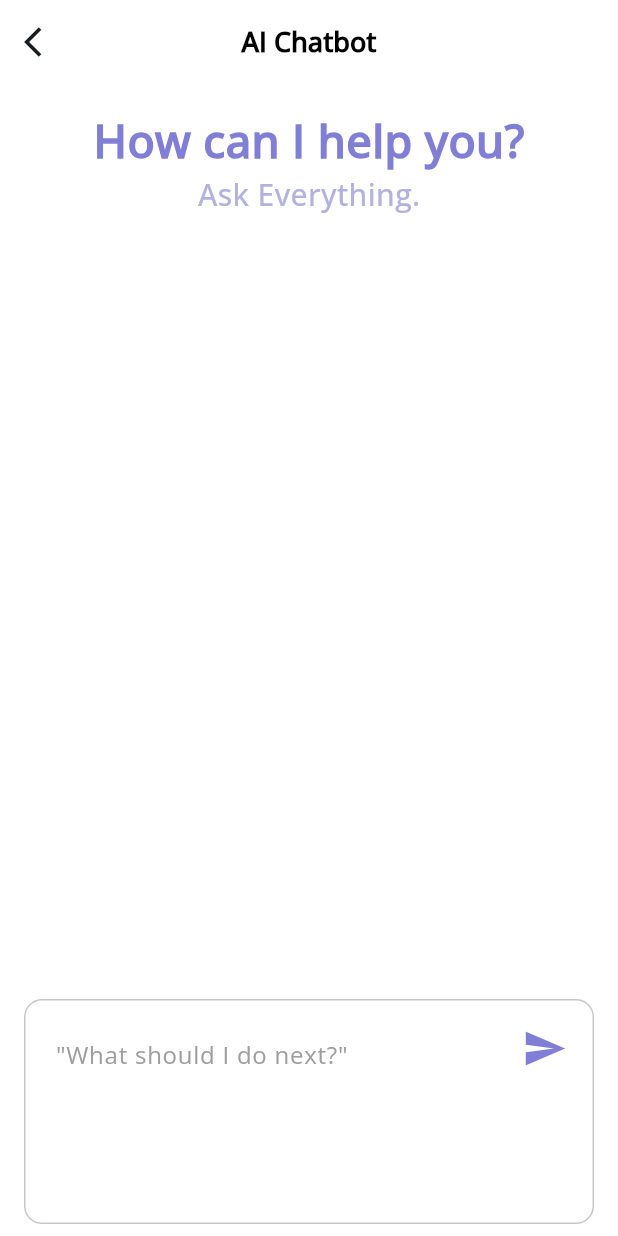
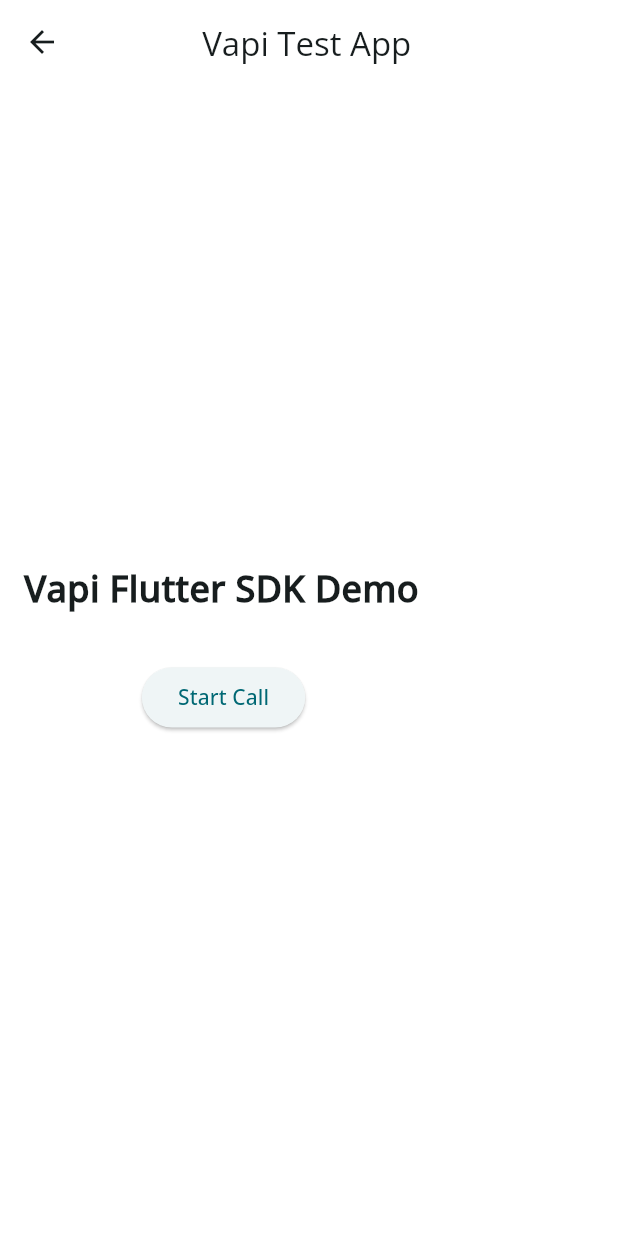
Before and after one commit to joon363/SF10x-Dignifi, a Flutter app: the screen it shows after launch, after a tap on the "phone" icon, on a phone screen of 412 x 824 dp. Run offline on Flutter 3.47's test engine with Material 3 defaults, Android fonts, the phone set to English and light mode, and no system bars; our stand-ins replace flutter_markdown, flutter_svg; missing offline and left inert: vapi.

Commit message:
Successfully Added Vapi Integration

```diff
--- a/lib/main.dart
+++ b/lib/main.dart
@@ -3,8 +3,12 @@
 import 'theme.dart';
 import 'screens/homeScreen.dart';
 import '/viewModels/taskViewModel.dart';
+import 'package:vapi/vapi.dart';
 
-void main() => runApp(MyApp());
+void main() async{
+  await VapiClient.platformInitialized.future;
+  runApp(MyApp());
+}
 
 class MyApp extends StatelessWidget {
   const MyApp({super.key});
--- a/lib/screens/homeScreen.dart
+++ b/lib/screens/homeScreen.dart
@@ -3,6 +3,7 @@
 import 'package:provider/provider.dart';
 import 'package:reentry/models/taskModel.dart';
 import 'package:reentry/screens/chatbotScreen.dart';
+import 'package:reentry/screens/phoneCallScreen.dart';
 import 'package:reentry/viewModels/taskViewModel.dart';
 import 'package:reentry/screens/playbookDetailScreen.dart';
 import '../theme.dart';
@@ -365,10 +366,17 @@
         IconButton(
           icon: Icon(icon, color: primaryColor, size: 30,),
           onPressed: () {
-            Navigator.push(
-              context,
-              MaterialPageRoute(builder: (_) => ChatbotScreen()),
-            );
+            if(index==0) {
+              Navigator.push(
+                context,
+                MaterialPageRoute(builder: (_) => ChatbotScreen()),
+              );
+            } else if (index==1) {
+              Navigator.push(
+                context,
+                MaterialPageRoute(builder: (_) => PhoneCallScreen()),
+              );
+            }
           },
         ),
         Text(
--- /dev/null
+++ b/lib/screens/phoneCallScreen.dart
@@ -0,0 +1,162 @@
+import 'package:flutter/material.dart';
+import 'package:vapi/vapi.dart';
+
+
+class PhoneCallScreen extends StatefulWidget {
+  const PhoneCallScreen({super.key});
+
+  @override
+  State<PhoneCallScreen> createState() => _PhoneCallScreenState();
+}
+
+class _PhoneCallScreenState extends State<PhoneCallScreen> {
+  String buttonText = 'Start Call';
+  bool isLoading = false;
+  bool isCallStarted = false;
+
+  VapiClient? vapiClient;
+  VapiCall? currentCall;
+
+  @override
+  void initState() {
+    super.initState();
+  }
+
+  void _handleCallEvents(VapiEvent event) {
+    if (event.label == "call-start") {
+      setState(() {
+        buttonText = 'End Call';
+        isLoading = false;
+        isCallStarted = true;
+      });
+      debugPrint('call started');
+    }
+    if (event.label == "call-end") {
+      setState(() {
+        buttonText = 'Start Call';
+        isLoading = false;
+        isCallStarted = false;
+        currentCall = null;
+      });
+      debugPrint('call ended');
+    }
+    if (event.label == "message") {
+      debugPrint('Message: ${event.value}');
+    }
+  }
+
+  Future<void> _onButtonPressed() async {
+    setState(() {
+      buttonText = 'Loading...';
+      isLoading = true;
+    });
+
+    try {
+      // Initialize client if not already done
+      // The factory automatically selects the appropriate platform implementation
+      vapiClient ??= VapiClient("d2a6dd5e-35c7-4607-84c2-50c9c1713cdc");
+
+      if (!isCallStarted) {
+        // Start a new call using assistant ID
+        final call = await vapiClient!
+            .start(assistantId: "336aed3a-fd7d-497a-a2de-a8e7b0c8c48b");
+
+        currentCall = call;
+        call.onEvent.listen(_handleCallEvents);
+      } else {
+        // End the current call
+        await currentCall?.stop();
+      }
+    } catch (e) {
+      debugPrint('Error: $e');
+      setState(() {
+        buttonText = 'Start Call';
+        isLoading = false;
+      });
+
+      // Show error dialog
+      if (mounted) {
+        showDialog(
+          context: context,
+          builder: (context) => AlertDialog(
+            title: const Text('Error'),
+            content: Text('Failed to start call: $e'),
+            actions: [
+              TextButton(
+                onPressed: () => Navigator.of(context).pop(),
+                child: const Text('OK'),
+              ),
+            ],
+          ),
+        );
+      }
+    }
+  }
+
+  @override
+  Widget build(BuildContext context) {
+    return Scaffold(
+      appBar: AppBar(
+        title: const SelectableText('Vapi Test App'),
+      ),
+      body: Padding(
+        padding: const EdgeInsets.all(16.0),
+        child: Column(
+          mainAxisAlignment: MainAxisAlignment.center,
+          children: [
+            const SelectableText(
+              'Vapi Flutter SDK Demo',
+              style: TextStyle(fontSize: 24, fontWeight: FontWeight.bold),
+            ),
+            const SizedBox(height: 32),
+            ElevatedButton(
+              onPressed: isLoading ? null : _onButtonPressed,
+              child: Text(buttonText),
+            ),
+            const SizedBox(height: 16),
+            if (currentCall != null) ...[
+              Text('Call Status: ${currentCall!.status}'),
+              const SizedBox(height: 8),
+              Text('Call ID: ${currentCall!.id}'),
+              const SizedBox(height: 8),
+              Text('Assistant ID: ${currentCall!.assistantId}'),
+              const SizedBox(height: 16),
+              Row(
+                mainAxisAlignment: MainAxisAlignment.spaceEvenly,
+                children: [
+                  ElevatedButton(
+                    onPressed: () {
+                      final isMuted = currentCall!.isMuted;
+                      currentCall!.setMuted(!isMuted);
+                      setState(() {}); // Refresh to update mute status
+                    },
+                    child: Text(currentCall!.isMuted ? 'Unmute' : 'Mute'),
+                  ),
+                  ElevatedButton(
+                    onPressed: () async {
+                      await currentCall!.send({
+                        'type': 'add-message',
+                        'message': {
+                          'role': 'system',
+                          'content': 'The user pressed a button!'
+                        }
+                      });
+                    },
+                    child: const Text('Send Message'),
+                  ),
+                ],
+              ),
+            ],
+          ],
+        ),
+      ),
+    );
+  }
+
+  @override
+  void dispose() {
+    currentCall?.dispose();
+    vapiClient?.dispose();
+    super.dispose();
+  }
+}
--- a/pubspec.yaml
+++ b/pubspec.yaml
@@ -39,6 +39,8 @@
   http: ^1.4.0
   flutter_markdown: ^0.7.7+1
   gpt_markdown: ^1.1.2
+  webview_flutter: ^4.13.0
+  vapi: ^0.1.0
 
 dev_dependencies:
   flutter_test:
```
Also changed, not shown: pubspec.lock, 2 other files.
